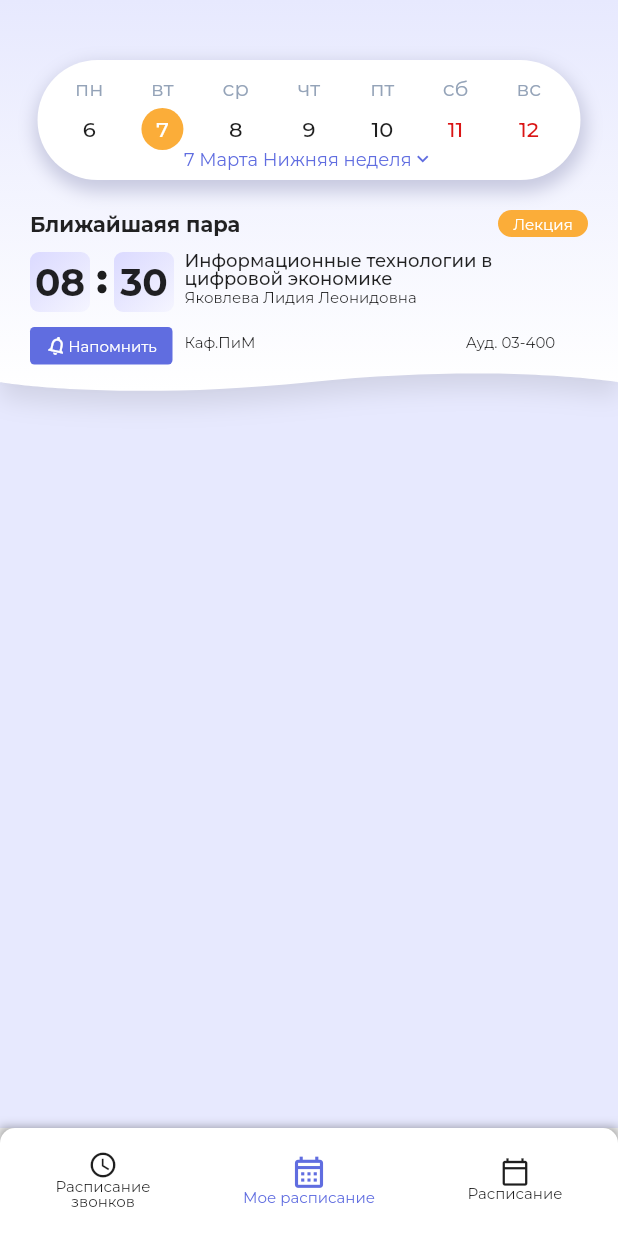
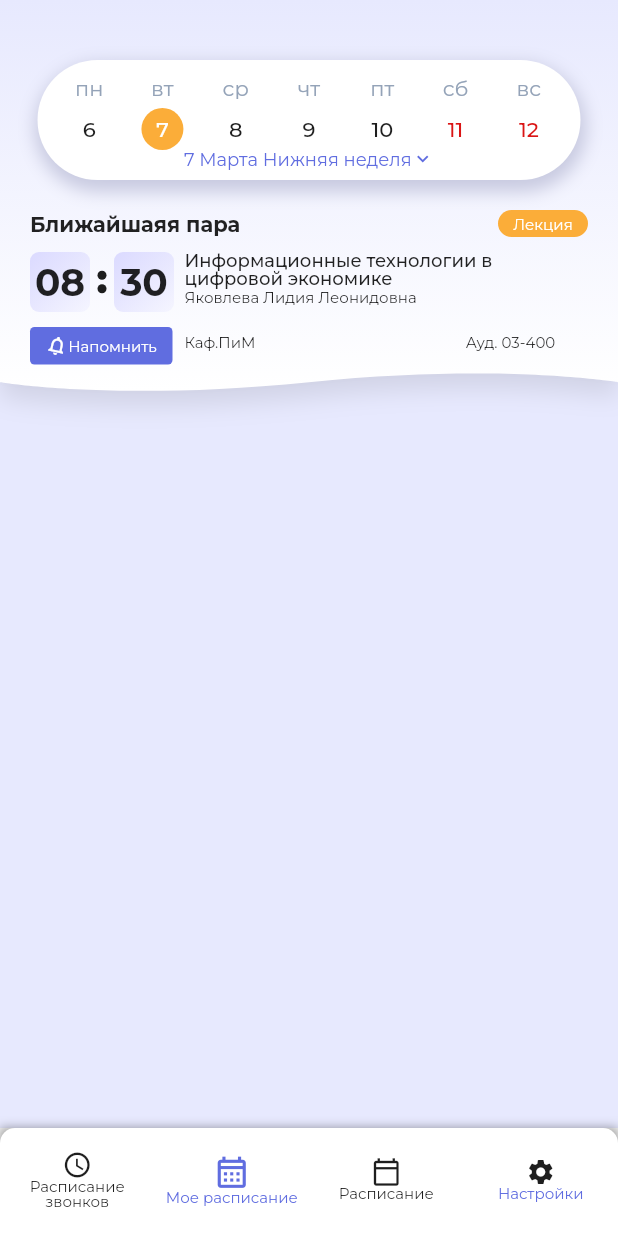
Before and after one commit to 0chuhh/scheddule_mobile, a Flutter app: the screen it shows after launch, on a phone screen of 412 x 824 dp. Run offline on Flutter 3.47's test engine with Material 2 defaults, Android fonts, the phone set to English and light mode, and no system bars; drawn by our look-alikes of table_calendar, timelines; our stand-ins replace gap.

Commit message:
feat: добавлен переход на экран с настройками

```diff
--- a/lib/screens/main_screen.dart
+++ b/lib/screens/main_screen.dart
@@ -2,6 +2,7 @@ import 'package:flutter/material.dart';
 import 'package:schedule_mobile/screens/bell_schedule_screen.dart';
 import 'package:schedule_mobile/screens/my_schedule_screen.dart';
 import 'package:schedule_mobile/screens/schedules_screen.dart';
+import 'package:schedule_mobile/screens/settings_screen.dart';
 import 'package:schedule_mobile/utils/styles.dart';
 import 'package:vector_math/vector_math_64.dart' as vector;
 
@@ -19,7 +20,7 @@ class _MainScreenState extends State<MainScreen> {
     const BellScheduleScreen(),
     MyScheduleScreen(),
     const SchedulesScreen(),
-    // const SettingsScreen(),
+    const SettingsScreen(),
   ];
 
   void _onItemTapped(int index) {
@@ -51,11 +52,11 @@ class _MainScreenState extends State<MainScreen> {
           topRight: Radius.circular(10),
         ),
         child: BottomNavigationBar(
-          unselectedIconTheme: IconThemeData(size: 20),
-          selectedIconTheme: IconThemeData(size: 25),
+          unselectedIconTheme: const IconThemeData(size: 20),
+          selectedIconTheme: const IconThemeData(size: 25),
           showSelectedLabels: false,
           showUnselectedLabels: false,
-          unselectedLabelStyle: TextStyle(),
+          unselectedLabelStyle: const TextStyle(),
           unselectedItemColor: Styles.textColor,
           selectedItemColor: Styles.primaryColor,
           unselectedFontSize: 12,
@@ -72,7 +73,7 @@ class _MainScreenState extends State<MainScreen> {
             BottomNavigationBarItem(
               icon: Column(
                 children: [
-                  Icon(Icons.watch_later_outlined),
+                  const Icon(Icons.watch_later_outlined),
                   Container(
                     width: 100,
                     child: Text(
@@ -94,7 +95,7 @@ class _MainScreenState extends State<MainScreen> {
             BottomNavigationBarItem(
               icon: Column(
                 children: [
-                  Icon(Icons.calendar_month_outlined),
+                  const Icon(Icons.calendar_month_outlined),
                   Container(
                     width: 100,
                     child: Text(
@@ -120,7 +121,7 @@ class _MainScreenState extends State<MainScreen> {
                 alignment: Alignment.topCenter,
                 child: Column(
                   children: [
-                    Icon(Icons.calendar_today_outlined),
+                    const Icon(Icons.calendar_today_outlined),
                     Container(
                       width: 100,
                       child: Text(
@@ -140,10 +141,28 @@ class _MainScreenState extends State<MainScreen> {
               ),
               label: "",
             ),
-            // BottomNavigationBarItem(
-            //   icon: Icon(Icons.settings),
-            //   label: "settings",
-            // ),
+            BottomNavigationBarItem(
+              icon: Column(
+                children: [
+                  const Icon(Icons.settings),
+                  Container(
+                    width: 100,
+                    child: Text(
+                      "Настройки",
+                      overflow: TextOverflow.visible,
+                      textAlign: TextAlign.center,
+                      style: TextStyle(
+                          height: 1,
+                          fontSize: 10,
+                          color: _selectedIndex == 1
+                              ? Styles.primaryColor
+                              : Styles.textColor),
+                    ),
+                  )
+                ],
+              ),
+              label: ""
+            ),
           ],
         ),
       ),
```
